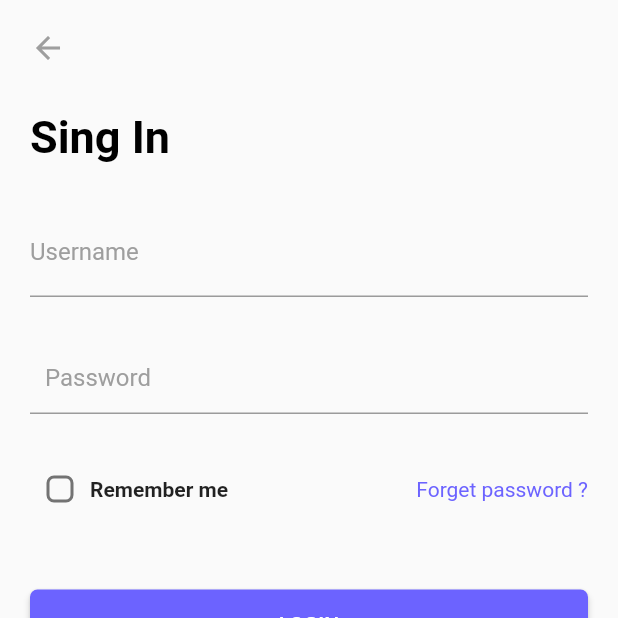
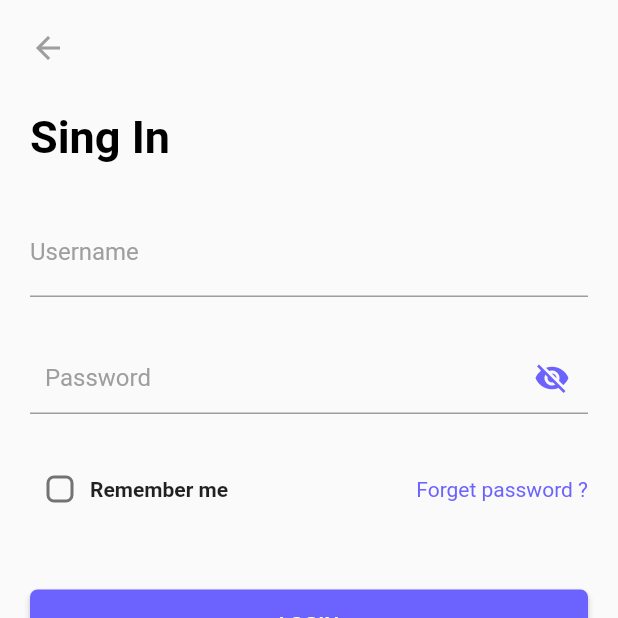
Before and after one commit to AyyoubElachagui/cirestechnologies, a Flutter app: the SingInPage screen opened directly with empty values, on a phone screen of 412 x 824 dp, the top half of it. Run offline on Flutter 3.47's test engine with Material 2 defaults, Android fonts, the light colour scheme and no system bars; our stand-ins replace fluttertoast, shared_preferences; accounts and stored records are empty.

Commit message:
active login with all message and you can auth now

```diff
--- a/lib/app/pages/home/home_page.dart
+++ b/lib/app/pages/home/home_page.dart
@@ -15,8 +15,8 @@ class _HomePageState extends State<HomePage> {
 
   @override
   Widget build(BuildContext context) {
-    return SafeArea(
-      child: Container(
+    return Scaffold(
+      body: Container(
         child: Center(
           child: Text("hhhhhhhhhhhhhhhhhh welcome to home page"),
         )
--- a/lib/app/pages/sing_in/sing_in_page.dart
+++ b/lib/app/pages/sing_in/sing_in_page.dart
@@ -4,6 +4,7 @@ import 'package:cirestechnologies/app/pages/sing_in/sing_in_page_view_model.dart
 import 'package:cirestechnologies/app/style/app_colors.dart';
 import 'package:flutter/cupertino.dart';
 import 'package:flutter/material.dart';
+import 'package:shared_preferences/shared_preferences.dart';
 
 class SingInPage extends StatefulWidget {
   final SingInPageViewModel viewModel;
@@ -15,12 +16,6 @@ class SingInPage extends StatefulWidget {
 }
 
 class _SingInPageState extends State<SingInPage> {
-  bool rememberMe = false;
-  final _formKey = GlobalKey<FormState>();
-  final TextEditingController _email = TextEditingController();
-  final TextEditingController _password = TextEditingController();
-
-  int _state = 0;
 
   @override
   Widget build(BuildContext context) {
@@ -57,18 +52,24 @@ class _SingInPageState extends State<SingInPage> {
                   height: 30,
                 ),
                 Form(
-                  key: _formKey,
+                  key: widget.viewModel.formKey,
                   child: Column(
                     crossAxisAlignment: CrossAxisAlignment.start,
                     children: [
                       TextFormField(
                         decoration: const InputDecoration(
+                          enabledBorder: UnderlineInputBorder(
+                            borderSide: BorderSide(color: AppColors.gray),
+                          ),
+                          focusedBorder: UnderlineInputBorder(
+                            borderSide: BorderSide(color: AppColors.primary),
+                          ),
                           hintText: 'Username',
                           labelText: 'Username',
                           labelStyle:
                               TextStyle(fontSize: 16, color: AppColors.gray),
                         ),
-                        controller: _email,
+                        controller: widget.viewModel.username,
                         validator: (value) {
                           if (value == null || value.isEmpty) {
                             return 'Please enter your username';
@@ -78,24 +79,31 @@ class _SingInPageState extends State<SingInPage> {
                       ),
                       SizedBox(height: 30),
                       TextFormField(
-                        decoration: const InputDecoration(
-                          contentPadding:
-                              EdgeInsets.symmetric(horizontal: 10, vertical: 3),
-                          hintText: 'Password',
-                          labelText: 'Password',
-                          labelStyle:
-                              TextStyle(fontSize: 16, color: AppColors.gray),
-                        ),
-                        obscureText: true,
-                        controller: _password,
+                        cursorColor: AppColors.primary,
+                        controller: widget.viewModel.password,
+                        obscureText: widget.viewModel.passwordVisible,
                         validator: (value) {
                           if (value == null || value.isEmpty) {
                             return 'Please enter your password';
-                          } else if (value.length < 2) {
-                            return 'The password is shorter than 8 characters';
                           }
                           return null;
                         },
+                        decoration: InputDecoration(
+                          enabledBorder: UnderlineInputBorder(
+                            borderSide: BorderSide(color: AppColors.gray),
+                          ),
+                          focusedBorder: UnderlineInputBorder(
+                            borderSide: BorderSide(color: AppColors.primary),
+                          ),
+                          contentPadding: EdgeInsets.symmetric(horizontal: 10, vertical: 3),
+                          hintText: 'Password',
+                          labelText: 'Password',
+                          labelStyle: TextStyle(fontSize: 16, color: AppColors.gray),
+                          suffixIcon: IconButton(
+                            icon: Icon(widget.viewModel.passwordVisible ? Icons.visibility : Icons.visibility_off, color: AppColors.primary,),
+                            onPressed: () => widget.viewModel.showHidePassword(),
+                          ),
+                        ),
                       ),
                       SizedBox(height: 30),
                       Row(
@@ -105,13 +113,14 @@ class _SingInPageState extends State<SingInPage> {
                             mainAxisAlignment: MainAxisAlignment.start,
                             children: [
                               Checkbox(
-                                  value: rememberMe,
-                                  materialTapTargetSize: MaterialTapTargetSize.shrinkWrap,
+                                  value: widget.viewModel.rememberMe,
+                                  materialTapTargetSize:
+                                      MaterialTapTargetSize.shrinkWrap,
                                   shape: RoundedRectangleBorder(
                                       borderRadius: BorderRadius.circular(5)),
                                   onChanged: (newValue) {
                                     setState(() {
-                                      rememberMe = newValue!;
+                                      widget.viewModel.rememberMe = newValue!;
                                     });
                                   }),
                               Container(
@@ -128,7 +137,6 @@ class _SingInPageState extends State<SingInPage> {
                             "Forget password ?",
                             style: TextStyle(
                               color: AppColors.primary,
-
                             ),
                           )
                         ],
@@ -144,48 +152,23 @@ class _SingInPageState extends State<SingInPage> {
                             shape: RoundedRectangleBorder(
                                 borderRadius: BorderRadius.circular(5)),
                           ),
-                          onPressed: () async {
-                            if (_formKey.currentState!.validate()) {
-                              if (_state == 0) {
-                                animateButton();
-                              }
-                            }
-                          },
-                          child: _state == 0
-                              ? Text('LOGIN')
-                              : Container(
-                                  width: 100,
-                                  height: 30,
-                                  padding: EdgeInsets.symmetric(
-                                      horizontal: 40, vertical: 5),
-                                  child: CircularProgressIndicator(
-                                    strokeWidth: 2.0,
-                                    valueColor: AlwaysStoppedAnimation<Color>(
-                                        Colors.white),
-                                  ),
-                                ),
+                          onPressed: () => widget.viewModel.login(context),
+                          child: Text('LOGIN'),
                         ),
                       ),
                       SizedBox(height: 15),
                       Center(
                         child: Container(
-                          child: Text.rich(
+                          child: Text.rich(TextSpan(children: [
                             TextSpan(
-                              children: [
-                                TextSpan(
-                                  text: "Don't have one ? ",
-                                  style: TextStyle(
-                                      color: AppColors.gray),
-                                ),
-                                TextSpan(
-                                  text: " Sing up",
-                                  style: TextStyle(
-                                      color: AppColors.primary),
-                                ),
-
-                              ]
-                            )
-                          ),
+                              text: "Don't have one ? ",
+                              style: TextStyle(color: AppColors.gray),
+                            ),
+                            TextSpan(
+                              text: " Sing up",
+                              style: TextStyle(color: AppColors.primary),
+                            ),
+                          ])),
                         ),
                       )
                     ],
@@ -199,15 +182,4 @@ class _SingInPageState extends State<SingInPage> {
     );
   }
 
-  void animateButton() {
-    setState(() {
-      _state = 1;
-    });
-
-    Timer(Duration(milliseconds: 3300), () {
-      setState(() {
-        _state = 0;
-      });
-    });
-  }
 }
--- a/lib/app/pages/sing_in/sing_in_page_view_model.dart
+++ b/lib/app/pages/sing_in/sing_in_page_view_model.dart
@@ -1,6 +1,9 @@
 import 'package:cirestechnologies/app/routing/navigation_service.dart';
 import 'package:cirestechnologies/app/routing/routes.dart';
+import 'package:cirestechnologies/app/utils/toast_widget.dart';
 import 'package:flutter/cupertino.dart';
+import 'package:flutter/material.dart';
+import 'package:shared_preferences/shared_preferences.dart';
 
 class SingInPageViewModel extends ChangeNotifier {
   final NavigationService navigationService;
@@ -9,6 +12,36 @@ class SingInPageViewModel extends ChangeNotifier {
     required this.navigationService,
   });
 
+  final ToastUtils toastUtils = ToastUtils();
+  bool rememberMe = false;
+  final formKey = GlobalKey<FormState>();
+  final TextEditingController username = TextEditingController();
+  final TextEditingController password = TextEditingController();
+  bool passwordVisible = false;
+
+  showHidePassword(){
+    passwordVisible = !passwordVisible;
+    notifyListeners();
+  }
+
+  void login(BuildContext context){
+    if (!formKey.currentState!.validate()) {
+      return;
+    }
+    SharedPreferences.getInstance().then((value) => value.setBool("auth", true));
+    username.text == "muser" && password.text == "mpassw0rd" ?
+        navigateToHomePage()
+        : username.text == "muser02" && password.text == "mpassword" ?
+          toastUtils.launchToast(context: context, title: "Ce compte est bloqué", icon: Icons.block_outlined, backgroundColor: Colors.red) :
+          toastUtils.launchToast(context: context, title: "Erreur", icon: Icons.block_outlined, backgroundColor: Colors.deepOrange);
+    ;
+
+  }
+
+  void navigateToHomePage(){
+    navigationService.navigateToAndMakeRoot(routeName: Routes.homePage);
+  }
+
   void navigateToOnbroadingScreenPage() {
     navigationService.navigateToAndMakeRoot(routeName: Routes.onbroadingScreen);
   }
--- a/lib/app/screens/spalsh/spalsh_screen.dart
+++ b/lib/app/screens/spalsh/spalsh_screen.dart
@@ -1,4 +1,5 @@
 import 'package:cirestechnologies/app/screens/spalsh/spalsh_screen_view_model.dart';
+import 'package:cirestechnologies/app/style/app_colors.dart';
 import 'package:flutter/material.dart';
 
 class SplashPage extends StatefulWidget {
@@ -25,7 +26,7 @@ class _SplashPageState extends State<SplashPage> {
   Widget build(BuildContext context) {
     return Scaffold(
       body: Center(
-        child: CircularProgressIndicator(),
+        child: CircularProgressIndicator(color: AppColors.primary, strokeWidth: 1,),
       ),
     );
   }
--- a/pubspec.yaml
+++ b/pubspec.yaml
@@ -36,6 +36,8 @@ dependencies:
 
   #state management:
   provider: 5.0.0
+  #for use  snakBar
+  fluttertoast: ^8.0.8
 
 
   # The following adds the Cupertino Icons font to your application.
```
Also changed, not shown: lib/app/screens/spalsh/spalsh_screen_view_model.dart (+13 -6 lines), lib/app/utils/toast_widget.dart (added, +53 -0 lines), pubspec.lock.
